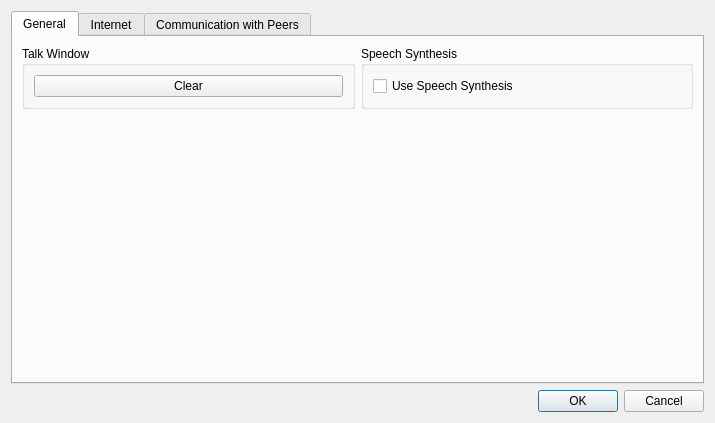
The window that hal2009/gui-qt/ui/options.ui (leuchtraketen/freehal_main) describes before a commit, drawn with Qt 5.
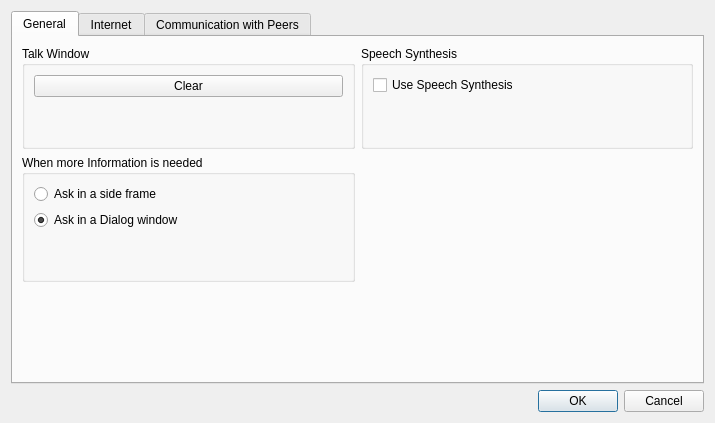
The same window after the commit. The open tabs and pages were chosen to show the change.

Diff of the .ui file:
```diff
--- a/hal2009/gui-qt/ui/options.ui
+++ b/hal2009/gui-qt/ui/options.ui
@@ -47,6 +47,19 @@
             </property>
            </widget>
           </item>
+          <item row="1" column="0">
+           <spacer name="verticalSpacer_2">
+            <property name="orientation">
+             <enum>Qt::Vertical</enum>
+            </property>
+            <property name="sizeHint" stdset="0">
+             <size>
+              <width>20</width>
+              <height>40</height>
+             </size>
+            </property>
+           </spacer>
+          </item>
          </layout>
         </widget>
        </item>
@@ -63,11 +76,69 @@
             </property>
            </widget>
           </item>
+          <item row="1" column="0">
+           <spacer name="verticalSpacer_3">
+            <property name="orientation">
+             <enum>Qt::Vertical</enum>
+            </property>
+            <property name="sizeHint" stdset="0">
+             <size>
+              <width>20</width>
+              <height>40</height>
+             </size>
+            </property>
+           </spacer>
+          </item>
+         </layout>
+        </widget>
+       </item>
+       <item row="1" column="0">
+        <widget class="QGroupBox" name="groupBox_2">
+         <property name="sizePolicy">
+          <sizepolicy hsizetype="Preferred" vsizetype="Preferred">
+           <horstretch>0</horstretch>
+           <verstretch>0</verstretch>
+          </sizepolicy>
+         </property>
+         <property name="title">
+          <string>When more Information is needed</string>
+         </property>
+         <layout class="QVBoxLayout" name="verticalLayout">
+          <item>
+           <widget class="QRadioButton" name="ask_frame">
+            <property name="text">
+             <string>Ask in a side frame</string>
+            </property>
+           </widget>
+          </item>
+          <item>
+           <widget class="QRadioButton" name="ask_dialog">
+            <property name="text">
+             <string>Ask in a Dialog window</string>
+            </property>
+            <property name="checked">
+             <bool>true</bool>
+            </property>
+           </widget>
+          </item>
+          <item>
+           <spacer name="verticalSpacer_4">
+            <property name="orientation">
+             <enum>Qt::Vertical</enum>
+            </property>
+            <property name="sizeHint" stdset="0">
+             <size>
+              <width>20</width>
+              <height>40</height>
+             </size>
+            </property>
+           </spacer>
+          </item>
          </layout>
         </widget>
        </item>
        <item row="2" column="0">
-        <spacer>
+        <spacer name="verticalSpacer">
          <property name="orientation">
           <enum>Qt::Vertical</enum>
          </property>
```
Left out of the diff: 2 changed lines with no effect on the pictures.
